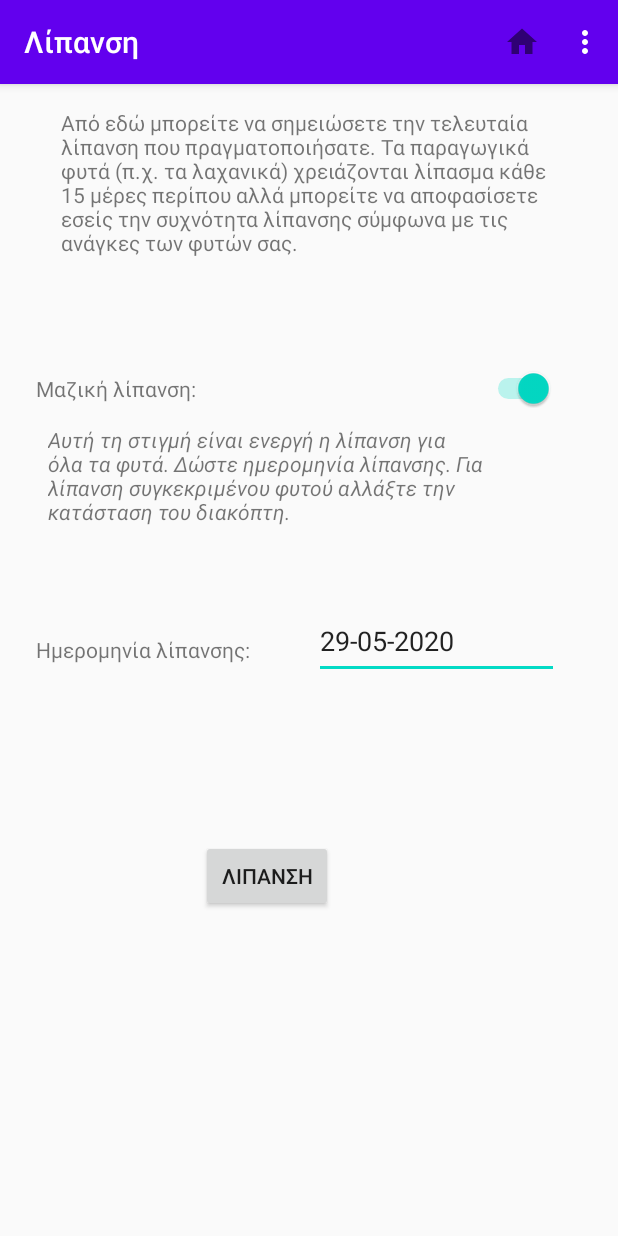
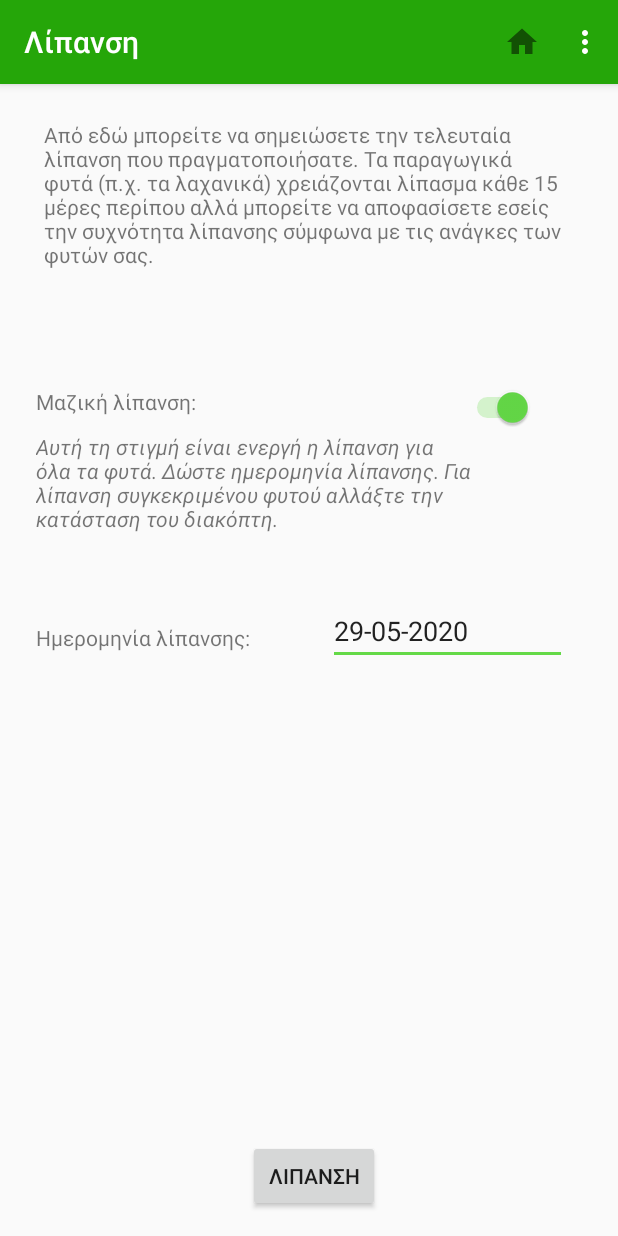
Before and after one commit to terilias/PlantApp2, an Android app: the FertilizerActivity screen opened directly, with no data from a screen before it, on a phone screen of 412 x 824 dp. Run offline under Robolectric (Android 15) with nearby library versions, the phone set to English and light mode, and no system bars.

Commit message:
fix constraintLayout and change color

```diff
--- a/app/src/main/res/layout/activity_fertilizer.xml
+++ b/app/src/main/res/layout/activity_fertilizer.xml
@@ -10,23 +10,24 @@
         android:id="@+id/editTextFertilName"
         android:layout_width="217dp"
         android:layout_height="40dp"
-        android:layout_marginStart="16dp"
-        android:layout_marginTop="108dp"
-        android:layout_marginEnd="24dp"
+        android:layout_marginStart="8dp"
+        android:layout_marginTop="24dp"
         android:ems="4"
         android:hint="@string/editTextPlantName"
+        android:importantForAutofill="no"
         android:inputType="textPersonName"
+        android:labelFor="@id/textView5"
         app:layout_constraintEnd_toEndOf="parent"
-        app:layout_constraintHorizontal_bias="0.642"
+        app:layout_constraintHorizontal_bias="0.54"
         app:layout_constraintStart_toEndOf="@+id/textView5"
-        app:layout_constraintTop_toBottomOf="@+id/textViewFertilStatus" />
+        app:layout_constraintTop_toBottomOf="@+id/editTextFertilDate" />
 
     <TextView
         android:id="@+id/textView5"
         android:layout_width="wrap_content"
         android:layout_height="wrap_content"
         android:layout_marginStart="24dp"
-        android:layout_marginTop="40dp"
+        android:layout_marginTop="48dp"
         android:text="@string/textViewPlantName"
         app:layout_constraintStart_toStartOf="parent"
         app:layout_constraintTop_toBottomOf="@+id/textViewFertilDate" />
@@ -36,38 +37,31 @@
         android:layout_width="145dp"
         android:layout_height="19dp"
         android:layout_marginStart="24dp"
-        android:layout_marginTop="152dp"
+        android:layout_marginTop="48dp"
         android:text="@string/fertilDate"
         app:layout_constraintStart_toStartOf="parent"
-        app:layout_constraintTop_toBottomOf="@+id/textViewAllPlants" />
+        app:layout_constraintTop_toBottomOf="@+id/textViewFertilStatus" />
 
     <TextView
         android:id="@+id/textViewInformFertil"
-        android:layout_width="330dp"
-        android:layout_height="169dp"
-        android:layout_marginStart="40dp"
-        android:layout_marginTop="8dp"
-        android:layout_marginEnd="40dp"
-        android:layout_marginBottom="24dp"
+        android:layout_width="353dp"
+        android:layout_height="170dp"
+        android:layout_marginStart="24dp"
+        android:layout_marginTop="24dp"
+        android:layout_marginEnd="24dp"
         android:text="@string/fertilInfo"
-        app:layout_constraintBottom_toBottomOf="parent"
         app:layout_constraintEnd_toEndOf="parent"
-        app:layout_constraintHorizontal_bias="0.41"
         app:layout_constraintStart_toStartOf="parent"
-        app:layout_constraintTop_toTopOf="parent"
-        app:layout_constraintVertical_bias="0.014" />
+        app:layout_constraintTop_toTopOf="parent" />
 
     <TextView
         android:id="@+id/textViewFertilStatus"
         android:layout_width="308dp"
         android:layout_height="79dp"
-        android:layout_marginStart="32dp"
-        android:layout_marginTop="12dp"
-        android:layout_marginEnd="40dp"
+        android:layout_marginStart="24dp"
+        android:layout_marginTop="8dp"
         android:text="@string/textViewFertilStatus1"
         android:textStyle="italic"
-        app:layout_constraintEnd_toEndOf="parent"
-        app:layout_constraintHorizontal_bias="0.0"
         app:layout_constraintStart_toStartOf="parent"
         app:layout_constraintTop_toBottomOf="@+id/textViewAllPlants" />
 
@@ -85,12 +79,10 @@
         android:id="@+id/switch1"
         android:layout_width="89dp"
         android:layout_height="24dp"
-        android:layout_marginTop="4dp"
-        android:layout_marginEnd="32dp"
+        android:layout_marginStart="8dp"
+        android:layout_marginTop="8dp"
         android:checked="true"
-        android:text=" "
-        app:layout_constraintEnd_toEndOf="parent"
-        app:layout_constraintHorizontal_bias="0.666"
+        android:text="@string/switschText"
         app:layout_constraintStart_toEndOf="@+id/textViewAllPlants"
         app:layout_constraintTop_toBottomOf="@+id/textViewInformFertil" />
 
@@ -98,30 +90,31 @@
         android:id="@+id/buttonFertil"
         android:layout_width="wrap_content"
         android:layout_height="wrap_content"
-        android:layout_marginStart="32dp"
-        android:layout_marginTop="16dp"
-        android:layout_marginEnd="32dp"
-        android:layout_marginBottom="32dp"
+        android:layout_marginStart="24dp"
+        android:layout_marginTop="32dp"
+        android:layout_marginBottom="16dp"
         android:onClick="fertilize"
         android:text="@string/fertilButton"
         app:layout_constraintBottom_toBottomOf="parent"
         app:layout_constraintEnd_toEndOf="parent"
-        app:layout_constraintHorizontal_bias="0.393"
+        app:layout_constraintHorizontal_bias="0.47"
         app:layout_constraintStart_toStartOf="parent"
         app:layout_constraintTop_toBottomOf="@+id/editTextFertilName"
-        app:layout_constraintVertical_bias="0.152" />
+        app:layout_constraintVertical_bias="1.0" />
 
     <EditText
         android:id="@+id/editTextFertilDate"
-        android:layout_width="163dp"
-        android:layout_height="50dp"
-        android:layout_marginTop="40dp"
+        android:layout_width="159dp"
+        android:layout_height="44dp"
+        android:layout_marginStart="8dp"
+        android:layout_marginTop="32dp"
         android:ems="10"
+        android:importantForAutofill="no"
         android:inputType="date"
-        app:layout_constraintBottom_toTopOf="@+id/editTextFertilName"
+        android:labelFor="@id/textViewFertilDate"
         app:layout_constraintEnd_toEndOf="parent"
+        app:layout_constraintHorizontal_bias="0.546"
         app:layout_constraintStart_toEndOf="@+id/textViewFertilDate"
-        app:layout_constraintTop_toBottomOf="@+id/textViewFertilStatus"
-        app:layout_constraintVertical_bias="0.0" />
+        app:layout_constraintTop_toBottomOf="@+id/textViewFertilStatus" />
 
 </androidx.constraintlayout.widget.ConstraintLayout>
--- a/app/src/main/res/values/colors.xml
+++ b/app/src/main/res/values/colors.xml
@@ -1,6 +1,7 @@
-<?xml version="1.0" encoding="utf-8"?>
+<!--?xml version="1.0" encoding="UTF-8"?-->
 <resources>
-    <color name="colorPrimary">#6200EE</color>
-    <color name="colorPrimaryDark">#3700B3</color>
-    <color name="colorAccent">#03DAC5</color>
+    <color name="primaryColor">#25a609</color>
+    <color name="primaryLightColor">#64d947</color>
+    <color name="primaryDarkColor">#007600</color>
+    <color name="primaryTextColor">#000000</color>
 </resources>
--- a/app/src/main/res/values/strings.xml
+++ b/app/src/main/res/values/strings.xml
@@ -32,4 +32,6 @@
     <string name="fertilButton">λιπανση</string>
     <string name="welcomeText">"Με την εφαρμογή PlantApp μπορείτε να αποθηκεύετε τα στοιχεία των φυτών του κήπου ή του μπαλκονιού σας εύκολα και γρήγορα. Για να προσθέσετε ένα φυτό στον εικονικό σας κήπο επισκεφθείτε το μενού \"Διαχείριση Κήπου\". Το PlantApp επίσης θα σας βοηθήσει να διαχειριστείτε την λίπανση καλύτερα! Από το μενού \"Λίπανση\" μπορείτε να δηλώσετε πότε ήταν η τελευταία φορά που λιπάνατε τα φυτά σας. Μπορείτε να πραγματοποιήσετε λίπανση με μαζικό τρόπο για όλα τα φυτά ή μεμονομένα για κάποιο συγκεκριμένο.  "</string>
     <string name="welcomeTitle">Καλωσήρθατε στο PlantApp!</string>
+    <string name="textviewName">TextView</string>
+    <string name="switschText">" "</string>
 </resources>
--- a/app/src/main/res/values/styles.xml
+++ b/app/src/main/res/values/styles.xml
@@ -3,9 +3,9 @@
     <!-- Base application theme. -->
     <style name="AppTheme" parent="Theme.AppCompat.Light.DarkActionBar">
         <!-- Customize your theme here. -->
-        <item name="colorPrimary">@color/colorPrimary</item>
-        <item name="colorPrimaryDark">@color/colorPrimaryDark</item>
-        <item name="colorAccent">@color/colorAccent</item>
+        <item name="colorPrimary">@color/primaryColor</item>
+        <item name="colorPrimaryDark">@color/primaryDarkColor</item>
+        <item name="colorAccent">@color/primaryLightColor</item>
     </style>
 
 </resources>
```
Also changed, not shown: app/src/main/res/layout/activity_data_base.xml (+22 -36 lines), app/src/main/res/layout/activity_main.xml (+6 -8 lines).
